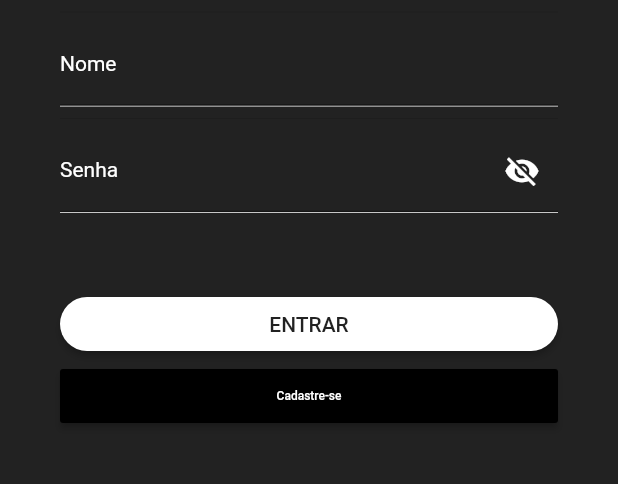
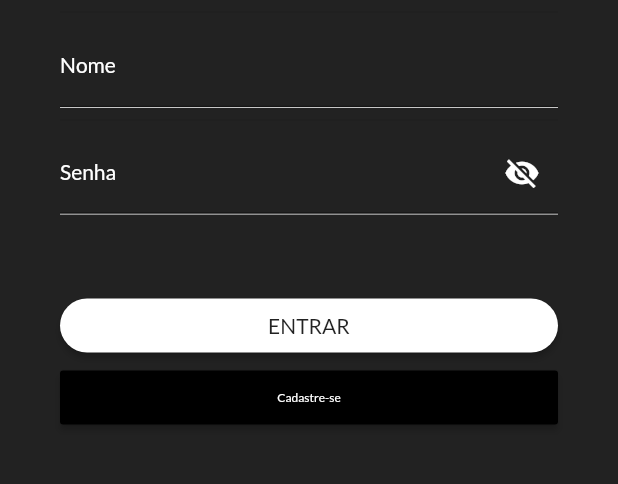
Before and after one commit to Carollinaopf/Audax, a Flutter app: the screen it shows after launch, after a tap on "ENTRAR", on a phone screen of 412 x 824 dp, the part 306-790 px from its top. Run offline on Flutter 3.47's test engine with Material 2 defaults, Android fonts, the phone set to English and light mode, and no system bars; our stand-ins replace dio, sqflite; accounts and stored records are empty; network calls fail.

```diff
--- a/lib/login.dart
+++ b/lib/login.dart
@@ -10,6 +10,8 @@ import 'package:loja_audax/list.dart';
 import 'Objects/user.dart';
 
 class LoginPage extends StatefulWidget {
+  static User user;
+
   @override
   _LoginPageState createState() => _LoginPageState();
 }
@@ -18,6 +20,8 @@ class _LoginPageState extends State<LoginPage> {
   TextEditingController email = new TextEditingController();
   TextEditingController password = new TextEditingController();
   bool hiddenPassword = true;
+
+
 
   @override
   Widget build(BuildContext context) {
@@ -40,10 +44,10 @@ class _LoginPageState extends State<LoginPage> {
                   children: [
                     TextFormField(keyboardType: TextInputType.emailAddress,
                       controller: email,
-                      style: new TextStyle(color: Colors.white, fontSize: 14),
+                      style: new TextStyle(color: Colors.white, fontSize: 14, fontFamily: 'Lato'),
                       decoration: InputDecoration(
                         labelText: 'Nome',
-                        labelStyle: TextStyle(color: Colors.white),
+                        labelStyle: TextStyle(color: Colors.white, fontFamily: 'Lato'),
                         border: UnderlineInputBorder(),
                       ),),
                     Container(
@@ -63,7 +67,7 @@ class _LoginPageState extends State<LoginPage> {
                       style: new TextStyle(color: Colors.white, fontSize: 14),
                       decoration: InputDecoration(
                           labelText: 'Senha',
-                          labelStyle: TextStyle(color: Colors.white),
+                          labelStyle: TextStyle(color: Colors.white, fontFamily: 'Lato'),
                           suffixIcon: IconButton(onPressed: (){
                             setState(() {
                               hiddenPassword = !hiddenPassword;
@@ -90,7 +94,7 @@ class _LoginPageState extends State<LoginPage> {
                           btnLogin(context)
                         },
                         child: Text("ENTRAR",
-                          style: TextStyle(color: Colors.black87),),
+                          style: TextStyle(color: Colors.black87, fontFamily: 'Lato'),),
                       ),
                     )
                 ),
@@ -100,10 +104,10 @@ class _LoginPageState extends State<LoginPage> {
                       buttonColor: Colors.black,
                       child: RaisedButton(
                         onPressed: () => {
-                          Navigator.of(context).pushReplacementNamed('/register')
+                          Navigator.of(context).pushNamed('/register')
                         },
                         child: Text("Cadastre-se",
-                          style: TextStyle(color: Colors.white, fontSize: 8),),
+                          style: TextStyle(color: Colors.white, fontSize: 8, fontFamily: 'Lato'),),
                       ),
                     )
                 )
@@ -118,12 +122,12 @@ class _LoginPageState extends State<LoginPage> {
     String e = email.text;
     String p = password.text;
 
-    User user;
-    user = await LoginApi.login(e, p);
 
-    if(user != null){
-      print(user.name);
-      Navigator.of(context).push(new MaterialPageRoute(builder: (context) {return new ListPage(user);}));
+    LoginPage.user = await LoginApi.login(e, p);
+
+    if(LoginPage.user != null){
+      print(LoginPage.user.name);
+      Navigator.of(context).pushReplacement(new MaterialPageRoute(builder: (context) {return new ListPage();}));
     }
     else{
       print("Nao entrou");
```
Also changed, not shown: lib/Components/searchComponent.dart (added, +40 -0 lines), lib/Helper/dataBaseHelper.dart (added, +55 -0 lines), lib/cart.dart (added, +55 -0 lines), lib/details.dart (+24 -13 lines), lib/list.dart (+22 -14 lines), lib/register.dart (+12 -4 lines), pubspec.yaml (+7 -6 lines), lib/Components/dialog.dart (added), pubspec.lock.
